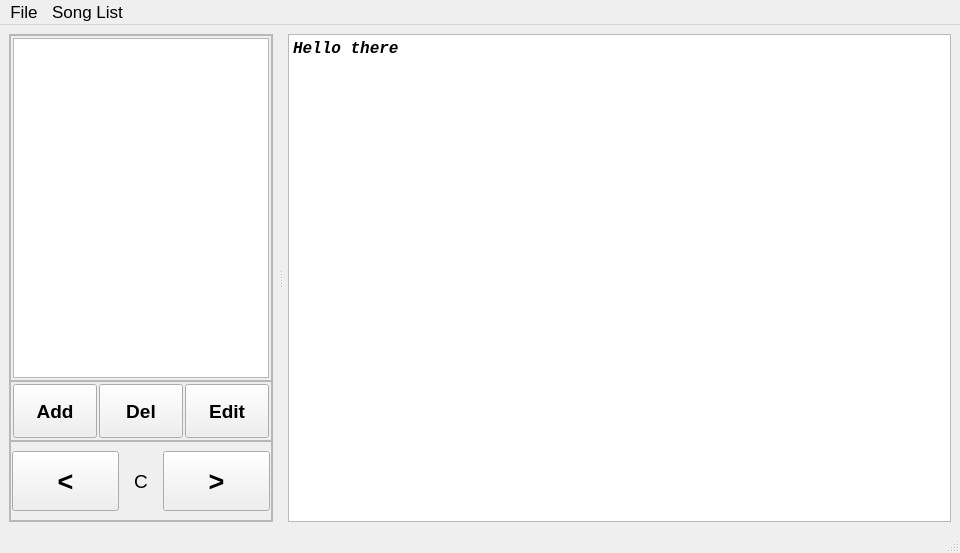
carlbeech/OpenSongViewer, file MainWindow.ui: the form before one commit.
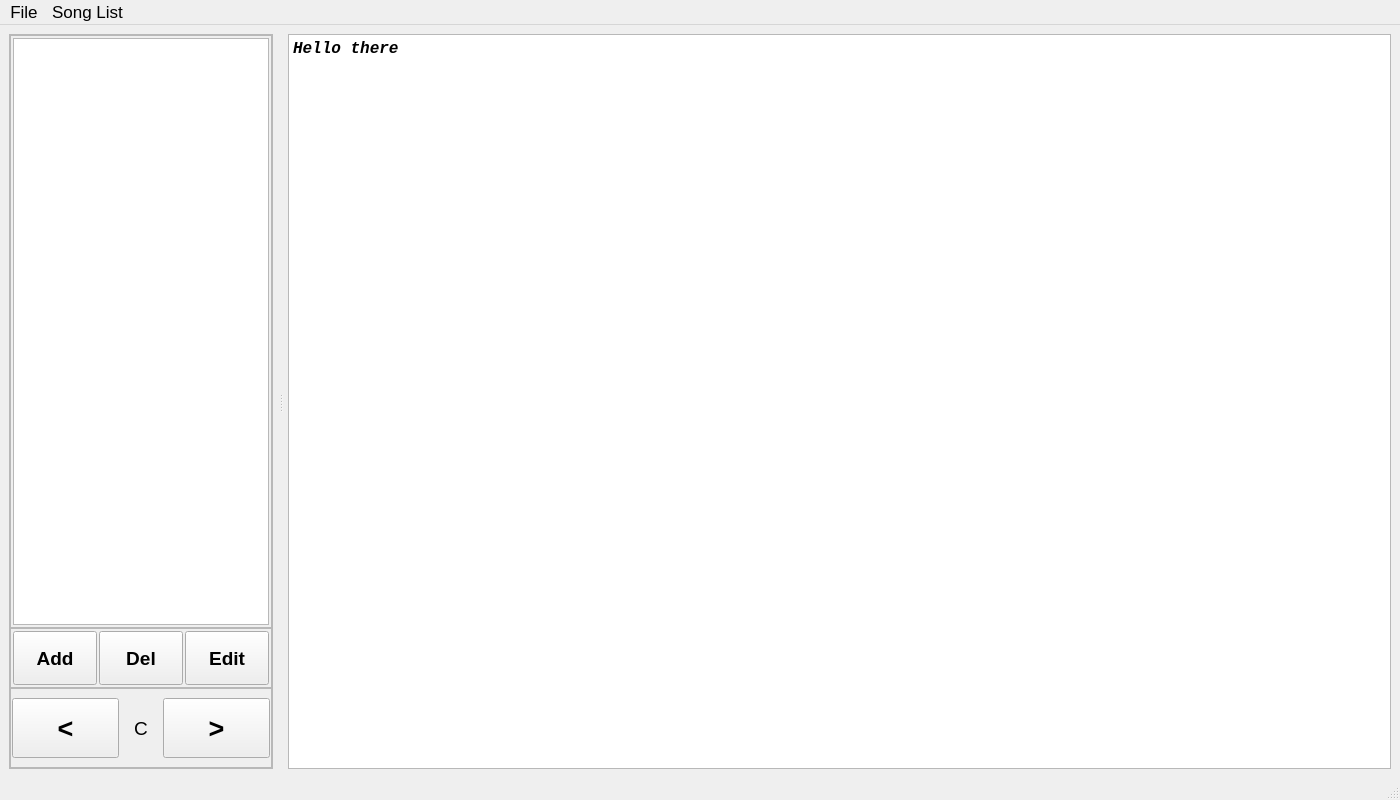
The form after the commit.

Commit message: Version 0.2 * Added browse button to preferences dialog * Code cleanup * Updated to work on linux environment * Preferences data structure uses dictionary rather than array - auto converts preferences file.

```diff
--- a/MainWindow.ui
+++ b/MainWindow.ui
@@ -6,8 +6,8 @@
    <rect>
     <x>0</x>
     <y>0</y>
-    <width>960</width>
-    <height>553</height>
+    <width>1400</width>
+    <height>800</height>
    </rect>
   </property>
   <property name="sizePolicy">
@@ -389,7 +389,7 @@
     <rect>
      <x>0</x>
      <y>0</y>
-     <width>960</width>
+     <width>1400</width>
      <height>24</height>
     </rect>
    </property>
```
The commit also changes 6 other files.
